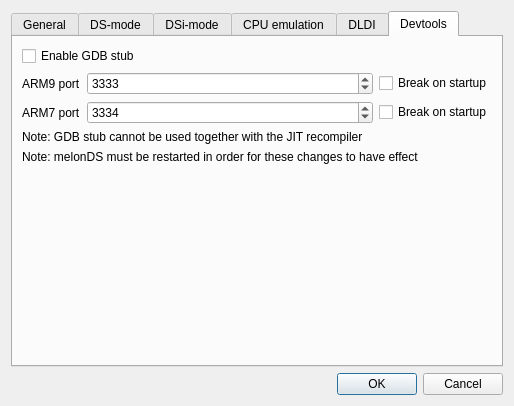
First picture: the form in src/frontend/qt_sdl/EmuSettingsDialog.ui, repository melonDS-emu/melonDS, before the edit.
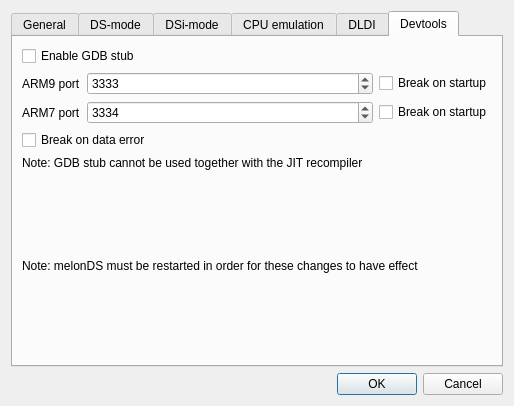
Second picture: the form after the edit. The open tabs and pages were chosen to show the change. Custom widgets are drawn as their Qt base class.

Commit message: add option to break on data/prefetch errors when GDB stub is connected

Diff of the .ui file:
```diff
--- a/src/frontend/qt_sdl/EmuSettingsDialog.ui
+++ b/src/frontend/qt_sdl/EmuSettingsDialog.ui
@@ -607,14 +607,21 @@
          </property>
         </widget>
        </item>
-       <item row="4" column="0" colspan="7">
+       <item row="3" column="0" colspan="3">
+        <widget class="QCheckBox" name="cbGdbBreakOnError">
+         <property name="text">
+          <string>Break on data error</string>
+         </property>
+        </widget>
+       </item>
+       <item row="5" column="0" colspan="7">
         <widget class="QLabel" name="label_18">
          <property name="text">
           <string>Note: melonDS must be restarted in order for these changes to have effect</string>
          </property>
         </widget>
        </item>
-       <item row="3" column="0" colspan="7">
+       <item row="4" column="0" colspan="7">
         <widget class="QLabel" name="label_19">
          <property name="text">
           <string>Note: GDB stub cannot be used together with the JIT recompiler</string>
```
The commit also changes 6 other files.
